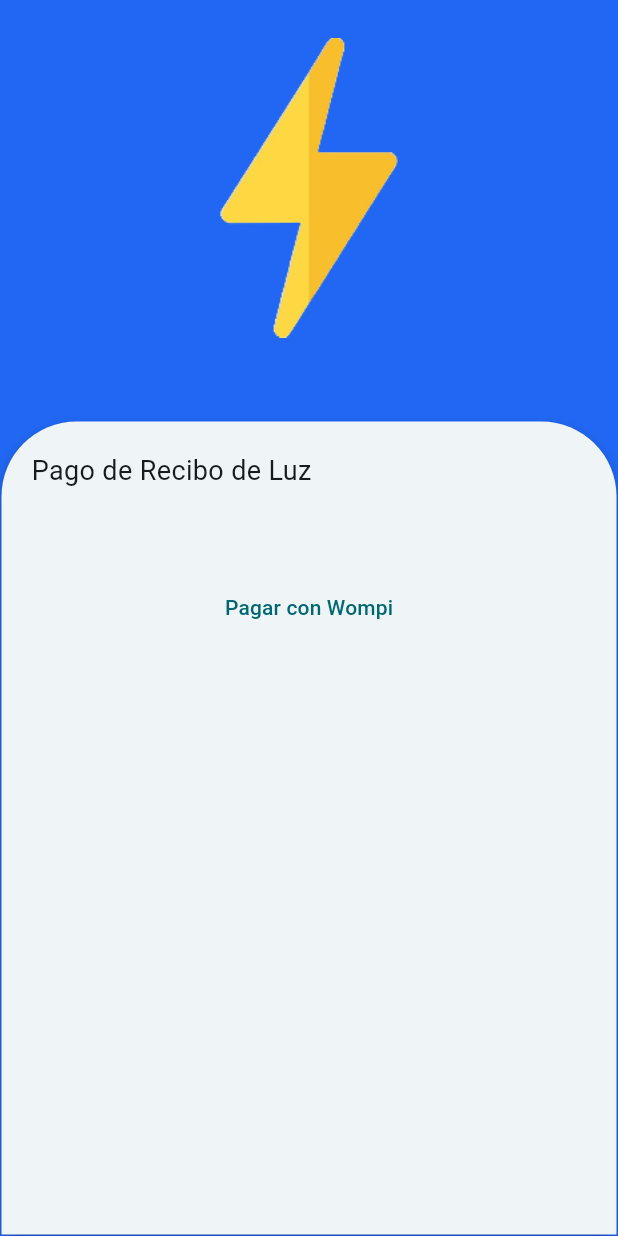
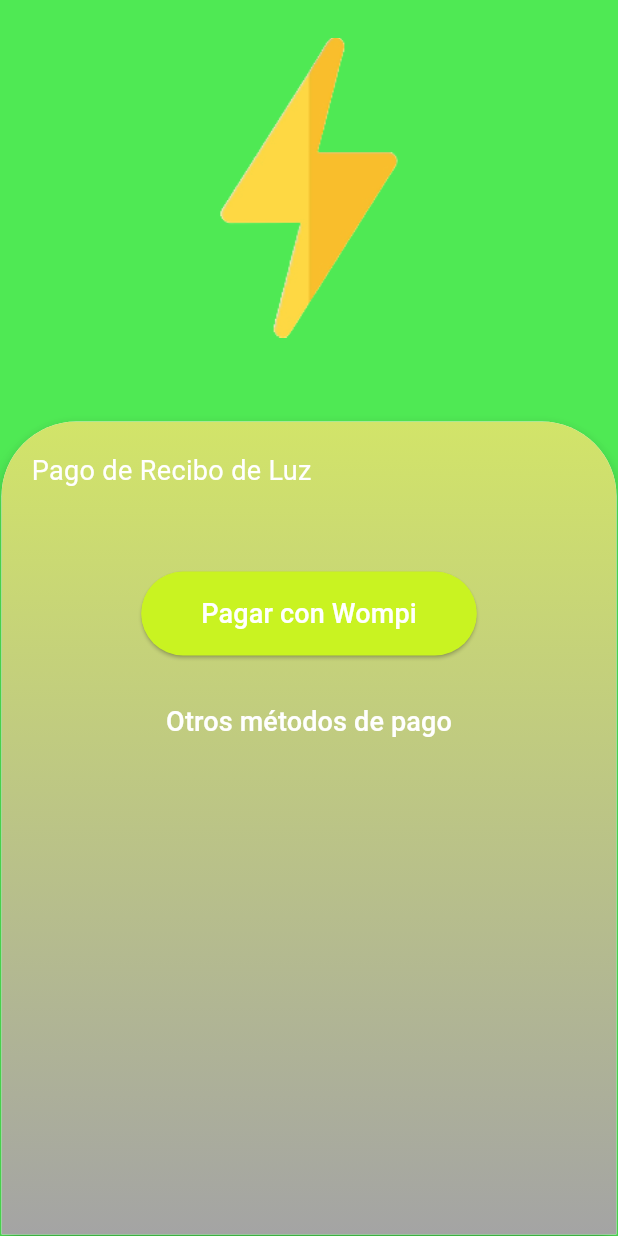
Before and after one commit to vladigarcia/autopago, a Flutter app: the LuzPage screen opened directly, on a phone screen of 412 x 824 dp. Run offline on Flutter 3.47's test engine with Material 2 defaults, Android fonts, the phone set to English and light mode, and no system bars; our stand-ins replace cloud_firestore, firebase_auth, firebase_core, google_nav_bar; accounts and stored records are empty.

Commit message:
estilo de la pagina pago energia electrica

```diff
--- a/lib/pages/Agua.dart
+++ b/lib/pages/Agua.dart
@@ -163,7 +163,7 @@
           gradient: LinearGradient(
             begin: Alignment.topCenter,
             end: Alignment.bottomCenter,
-            colors: [const Color.fromARGB(255, 139, 196, 243), Colors.lightBlueAccent],
+            colors: [const Color.fromARGB(255, 139, 196, 243), const Color.fromARGB(255, 156, 178, 188)],
           ),
         ),
         child: Column(
@@ -207,7 +207,7 @@
             style: TextStyle(fontSize: 18),
           ),
           style: ElevatedButton.styleFrom(
-            primary: Colors.blue, // Color del botón
+            primary: const Color.fromARGB(255, 183, 188, 192), // Color del botón
             onPrimary: Colors.white, // Color del texto
             padding: EdgeInsets.symmetric(horizontal: 40, vertical: 15),
           ),
--- a/lib/pages/luz.dart
+++ b/lib/pages/luz.dart
@@ -1,5 +1,3 @@
-
-
 import 'dart:convert';
 import 'package:flutter/material.dart';
 import 'package:http/http.dart' as http;
@@ -120,7 +118,7 @@
   @override
   Widget build(BuildContext context) {
     return Scaffold(
-      backgroundColor: Color.fromARGB(255, 33, 103, 243),
+      backgroundColor: Color.fromARGB(255, 79, 233, 84),
       body: Center(
         child: Column(
           mainAxisAlignment: MainAxisAlignment.center,
@@ -160,6 +158,14 @@
       elevation: 6,
       margin: EdgeInsets.all(1),
       clipBehavior: Clip.antiAlias,
+      child: Container(
+        decoration: BoxDecoration(
+          gradient: LinearGradient(
+            begin: Alignment.topCenter,
+            end: Alignment.bottomCenter,
+            colors: [Color.fromARGB(255, 210, 228, 105), const Color.fromARGB(255, 164, 164, 164)],
+          ),
+        ),
         child: Column(
           children: [
             Container(
@@ -169,12 +175,13 @@
                 padding: EdgeInsets.all(20),
                 child: Text(
                   'Pago de Recibo de Luz',
-                style: TextStyle(fontSize: 18),
+                  style: TextStyle(fontSize: 18, color: Colors.white),
                 ),
               ),
             ),
             _buildPaymentButtons(),
           ],
+        ),
       ),
     );
   }
@@ -182,11 +189,31 @@
   Widget _buildPaymentButtons() {
     return Column(
       children: [
+        ElevatedButton(
+          onPressed: () {
+            // Aquí puedes llamar a la función relacionada con el pago de Wompi
+            // Por ejemplo, puedes llamar a _procesarPagoCon3DS() y manejar el pago con Wompi.
+            // Asegúrate de implementar la lógica adecuada para el pago con Wompi.
+          },
+          child: Text(
+            'Pagar con Wompi',
+            style: TextStyle(fontSize: 18),
+          ),
+          style: ElevatedButton.styleFrom(
+            primary: Color.fromARGB(255, 201, 243, 33), // Color del botón
+            onPrimary: Colors.white, // Color del texto
+            padding: EdgeInsets.symmetric(horizontal: 40, vertical: 15),
+          ),
+        ),
+        SizedBox(height: 20),
         TextButton(
           onPressed: () {
             _procesarPagoOtrosMetodos(); // Manejar otros métodos de pago o abrir enlaces
           },
-          child: Text('Pagar con Wompi'),
+          child: Text(
+            'Otros métodos de pago',
+            style: TextStyle(fontSize: 18, color: Colors.white),
+          ),
         ),
       ],
     );
```
Lines whose indentation alone changed are shown as unchanged.
